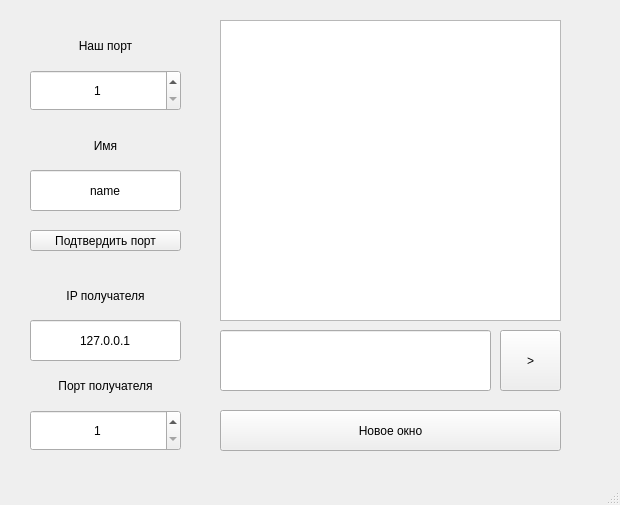
Before: the Qt Designer form mainwindow.ui in xzbey/UdpChat, drawn with Qt 5.
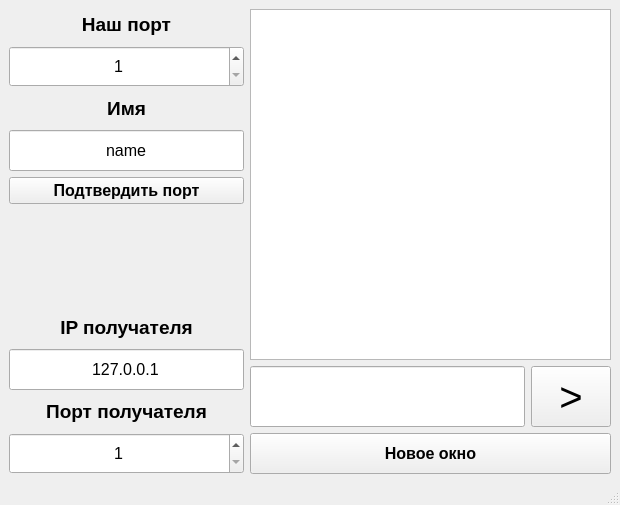
After: the same form once the commit is applied.

Diff of the .ui file:
```diff
--- a/mainwindow.ui
+++ b/mainwindow.ui
@@ -14,208 +14,339 @@
    <string>MainWindow</string>
   </property>
   <widget class="QWidget" name="centralwidget">
-   <widget class="QSpinBox" name="my_port">
-    <property name="geometry">
-     <rect>
-      <x>30</x>
-      <y>70</y>
-      <width>151</width>
-      <height>41</height>
-     </rect>
-    </property>
-    <property name="alignment">
-     <set>Qt::AlignmentFlag::AlignCenter</set>
-    </property>
-    <property name="minimum">
-     <number>1</number>
-    </property>
-    <property name="maximum">
-     <number>65535</number>
-    </property>
-    <property name="value">
-     <number>1</number>
-    </property>
-   </widget>
-   <widget class="QSpinBox" name="receiver_port">
-    <property name="geometry">
-     <rect>
-      <x>30</x>
-      <y>410</y>
-      <width>151</width>
-      <height>41</height>
-     </rect>
-    </property>
-    <property name="alignment">
-     <set>Qt::AlignmentFlag::AlignCenter</set>
-    </property>
-    <property name="minimum">
-     <number>1</number>
-    </property>
-    <property name="maximum">
-     <number>65535</number>
-    </property>
-    <property name="value">
-     <number>1</number>
-    </property>
-   </widget>
-   <widget class="QLineEdit" name="receiver_ip">
-    <property name="geometry">
-     <rect>
-      <x>30</x>
-      <y>320</y>
-      <width>151</width>
-      <height>41</height>
-     </rect>
-    </property>
-    <property name="text">
-     <string>127.0.0.1</string>
-    </property>
-    <property name="alignment">
-     <set>Qt::AlignmentFlag::AlignCenter</set>
-    </property>
-   </widget>
-   <widget class="QLabel" name="info_my_port">
-    <property name="geometry">
-     <rect>
-      <x>30</x>
-      <y>30</y>
-      <width>151</width>
-      <height>31</height>
-     </rect>
-    </property>
-    <property name="text">
-     <string>Наш порт</string>
-    </property>
-    <property name="alignment">
-     <set>Qt::AlignmentFlag::AlignCenter</set>
-    </property>
-   </widget>
-   <widget class="QLabel" name="info_receiver_ip">
-    <property name="geometry">
-     <rect>
-      <x>30</x>
-      <y>280</y>
-      <width>151</width>
-      <height>31</height>
-     </rect>
-    </property>
-    <property name="text">
-     <string>IP получателя</string>
-    </property>
-    <property name="alignment">
-     <set>Qt::AlignmentFlag::AlignCenter</set>
-    </property>
-   </widget>
-   <widget class="QLabel" name="info_receiver_port">
-    <property name="geometry">
-     <rect>
-      <x>30</x>
-      <y>370</y>
-      <width>151</width>
-      <height>31</height>
-     </rect>
-    </property>
-    <property name="text">
-     <string>Порт получателя</string>
-    </property>
-    <property name="alignment">
-     <set>Qt::AlignmentFlag::AlignCenter</set>
-    </property>
-   </widget>
-   <widget class="QTextEdit" name="chat">
-    <property name="geometry">
-     <rect>
-      <x>220</x>
-      <y>20</y>
-      <width>341</width>
-      <height>301</height>
-     </rect>
-    </property>
-    <property name="readOnly">
-     <bool>true</bool>
-    </property>
-   </widget>
-   <widget class="QLineEdit" name="message">
-    <property name="geometry">
-     <rect>
-      <x>220</x>
-      <y>330</y>
-      <width>271</width>
-      <height>61</height>
-     </rect>
-    </property>
-   </widget>
-   <widget class="QPushButton" name="send_message">
-    <property name="geometry">
-     <rect>
-      <x>500</x>
-      <y>330</y>
-      <width>61</width>
-      <height>61</height>
-     </rect>
-    </property>
-    <property name="text">
-     <string>&gt;</string>
-    </property>
-   </widget>
-   <widget class="QPushButton" name="confirm_port">
-    <property name="geometry">
-     <rect>
-      <x>30</x>
-      <y>230</y>
-      <width>151</width>
-      <height>21</height>
-     </rect>
-    </property>
-    <property name="text">
-     <string>Подтвердить порт</string>
-    </property>
-   </widget>
-   <widget class="QPushButton" name="open_new_window">
-    <property name="geometry">
-     <rect>
-      <x>220</x>
-      <y>410</y>
-      <width>341</width>
-      <height>41</height>
-     </rect>
-    </property>
-    <property name="text">
-     <string>Новое окно</string>
-    </property>
-   </widget>
-   <widget class="QLineEdit" name="my_name">
-    <property name="geometry">
-     <rect>
-      <x>30</x>
-      <y>170</y>
-      <width>151</width>
-      <height>41</height>
-     </rect>
-    </property>
-    <property name="text">
-     <string>name</string>
-    </property>
-    <property name="alignment">
-     <set>Qt::AlignmentFlag::AlignCenter</set>
-    </property>
-   </widget>
-   <widget class="QLabel" name="info_my_name">
-    <property name="geometry">
-     <rect>
-      <x>30</x>
-      <y>130</y>
-      <width>151</width>
-      <height>31</height>
-     </rect>
-    </property>
-    <property name="text">
-     <string>Имя</string>
-    </property>
-    <property name="alignment">
-     <set>Qt::AlignmentFlag::AlignCenter</set>
-    </property>
-   </widget>
+   <layout class="QGridLayout" name="gridLayout">
+    <item row="0" column="1">
+     <layout class="QVBoxLayout" name="verticalLayout_8">
+      <item>
+       <widget class="QTextEdit" name="chat">
+        <property name="minimumSize">
+         <size>
+          <width>361</width>
+          <height>301</height>
+         </size>
+        </property>
+        <property name="font">
+         <font>
+          <pointsize>12</pointsize>
+         </font>
+        </property>
+        <property name="readOnly">
+         <bool>true</bool>
+        </property>
+       </widget>
+      </item>
+      <item>
+       <layout class="QVBoxLayout" name="verticalLayout_7">
+        <item>
+         <layout class="QHBoxLayout" name="horizontalLayout">
+          <item>
+           <widget class="QLineEdit" name="message">
+            <property name="minimumSize">
+             <size>
+              <width>271</width>
+              <height>61</height>
+             </size>
+            </property>
+            <property name="font">
+             <font>
+              <pointsize>12</pointsize>
+              <italic>true</italic>
+             </font>
+            </property>
+           </widget>
+          </item>
+          <item>
+           <widget class="QPushButton" name="send_message">
+            <property name="minimumSize">
+             <size>
+              <width>61</width>
+              <height>61</height>
+             </size>
+            </property>
+            <property name="font">
+             <font>
+              <pointsize>30</pointsize>
+              <bold>false</bold>
+             </font>
+            </property>
+            <property name="text">
+             <string>&gt;</string>
+            </property>
+           </widget>
+          </item>
+         </layout>
+        </item>
+        <item>
+         <widget class="QPushButton" name="open_new_window">
+          <property name="minimumSize">
+           <size>
+            <width>361</width>
+            <height>41</height>
+           </size>
+          </property>
+          <property name="font">
+           <font>
+            <pointsize>12</pointsize>
+            <bold>true</bold>
+           </font>
+          </property>
+          <property name="text">
+           <string>Новое окно</string>
+          </property>
+         </widget>
+        </item>
+       </layout>
+      </item>
+     </layout>
+    </item>
+    <item row="0" column="0">
+     <layout class="QVBoxLayout" name="verticalLayout_9">
+      <item>
+       <layout class="QVBoxLayout" name="verticalLayout_3">
+        <item>
+         <layout class="QVBoxLayout" name="verticalLayout">
+          <item>
+           <widget class="QLabel" name="info_my_port">
+            <property name="minimumSize">
+             <size>
+              <width>151</width>
+              <height>31</height>
+             </size>
+            </property>
+            <property name="font">
+             <font>
+              <pointsize>14</pointsize>
+              <bold>true</bold>
+             </font>
+            </property>
+            <property name="text">
+             <string>Наш порт</string>
+            </property>
+            <property name="alignment">
+             <set>Qt::AlignmentFlag::AlignCenter</set>
+            </property>
+           </widget>
+          </item>
+          <item>
+           <widget class="QSpinBox" name="my_port">
+            <property name="minimumSize">
+             <size>
+              <width>151</width>
+              <height>41</height>
+             </size>
+            </property>
+            <property name="font">
+             <font>
+              <pointsize>12</pointsize>
+             </font>
+            </property>
+            <property name="alignment">
+             <set>Qt::AlignmentFlag::AlignCenter</set>
+            </property>
+            <property name="minimum">
+             <number>1</number>
+            </property>
+            <property name="maximum">
+             <number>65535</number>
+            </property>
+            <property name="value">
+             <number>1</number>
+            </property>
+           </widget>
+          </item>
+         </layout>
+        </item>
+        <item>
+         <layout class="QVBoxLayout" name="verticalLayout_2">
+          <item>
+           <widget class="QLabel" name="info_my_name">
+            <property name="minimumSize">
+             <size>
+              <width>151</width>
+              <height>31</height>
+             </size>
+            </property>
+            <property name="font">
+             <font>
+              <pointsize>14</pointsize>
+              <bold>true</bold>
+             </font>
+            </property>
+            <property name="text">
+             <string>Имя</string>
+            </property>
+            <property name="alignment">
+             <set>Qt::AlignmentFlag::AlignCenter</set>
+            </property>
+           </widget>
+          </item>
+          <item>
+           <widget class="QLineEdit" name="my_name">
+            <property name="minimumSize">
+             <size>
+              <width>151</width>
+              <height>41</height>
+             </size>
+            </property>
+            <property name="font">
+             <font>
+              <pointsize>12</pointsize>
+             </font>
+            </property>
+            <property name="text">
+             <string>name</string>
+            </property>
+            <property name="alignment">
+             <set>Qt::AlignmentFlag::AlignCenter</set>
+            </property>
+           </widget>
+          </item>
+         </layout>
+        </item>
+        <item>
+         <widget class="QPushButton" name="confirm_port">
+          <property name="minimumSize">
+           <size>
+            <width>151</width>
+            <height>21</height>
+           </size>
+          </property>
+          <property name="font">
+           <font>
+            <pointsize>12</pointsize>
+            <italic>false</italic>
+            <bold>true</bold>
+            <underline>false</underline>
+            <kerning>true</kerning>
+           </font>
+          </property>
+          <property name="text">
+           <string>Подтвердить порт</string>
+          </property>
+         </widget>
+        </item>
+       </layout>
+      </item>
+      <item>
+       <spacer name="verticalSpacer">
+        <property name="orientation">
+         <enum>Qt::Orientation::Vertical</enum>
+        </property>
+        <property name="sizeHint" stdset="0">
+         <size>
+          <width>20</width>
+          <height>40</height>
+         </size>
+        </property>
+       </spacer>
+      </item>
+      <item>
+       <layout class="QVBoxLayout" name="verticalLayout_6">
+        <item>
+         <layout class="QVBoxLayout" name="verticalLayout_4">
+          <item>
+           <widget class="QLabel" name="info_receiver_ip">
+            <property name="minimumSize">
+             <size>
+              <width>151</width>
+              <height>31</height>
+             </size>
+            </property>
+            <property name="font">
+             <font>
+              <pointsize>14</pointsize>
+              <bold>true</bold>
+             </font>
+            </property>
+            <property name="text">
+             <string>IP получателя</string>
+            </property>
+            <property name="alignment">
+             <set>Qt::AlignmentFlag::AlignCenter</set>
+            </property>
+           </widget>
+          </item>
+          <item>
+           <widget class="QLineEdit" name="receiver_ip">
+            <property name="minimumSize">
+             <size>
+              <width>151</width>
+              <height>41</height>
+             </size>
+            </property>
+            <property name="font">
+             <font>
+              <pointsize>12</pointsize>
+             </font>
+            </property>
+            <property name="text">
+             <string>127.0.0.1</string>
+            </property>
+            <property name="alignment">
+             <set>Qt::AlignmentFlag::AlignCenter</set>
+            </property>
+           </widget>
+          </item>
+         </layout>
+        </item>
+        <item>
+         <layout class="QVBoxLayout" name="verticalLayout_5">
+          <item>
+           <widget class="QLabel" name="info_receiver_port">
+            <property name="minimumSize">
+             <size>
+              <width>161</width>
+              <height>31</height>
+             </size>
+            </property>
+            <property name="font">
+             <font>
+              <pointsize>14</pointsize>
+              <bold>true</bold>
+             </font>
+            </property>
+            <property name="text">
+             <string>Порт получателя</string>
+            </property>
+            <property name="alignment">
+             <set>Qt::AlignmentFlag::AlignCenter</set>
+            </property>
+           </widget>
+          </item>
+          <item>
+           <widget class="QSpinBox" name="receiver_port">
+            <property name="minimumSize">
+             <size>
+              <width>151</width>
+              <height>41</height>
+             </size>
+            </property>
+            <property name="font">
+             <font>
+              <pointsize>12</pointsize>
+             </font>
+            </property>
+            <property name="alignment">
+             <set>Qt::AlignmentFlag::AlignCenter</set>
+            </property>
+            <property name="minimum">
+             <number>1</number>
+            </property>
+            <property name="maximum">
+             <number>65535</number>
+            </property>
+            <property name="value">
+             <number>1</number>
+            </property>
+           </widget>
+          </item>
+         </layout>
+        </item>
+       </layout>
+      </item>
+     </layout>
+    </item>
+   </layout>
   </widget>
   <widget class="QMenuBar" name="menubar">
    <property name="geometry">
```
